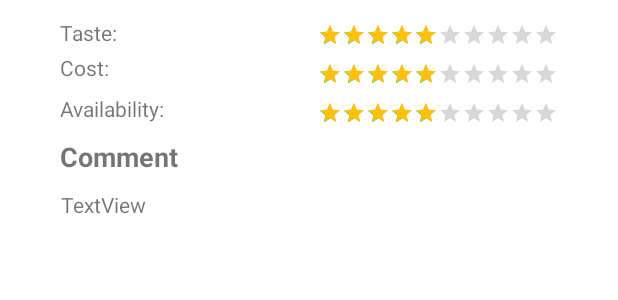
After one commit to xqndi/Team_01, an Android app: the layout comment_row.xml on its own in the app's theme, with its tools: preview values and no code run, on a phone screen of 412 x 824 dp. The commit adds this screen. Shown: the top 300 px of the screen. Run offline under Robolectric (Android 15) with nearby library versions, the phone set to English and light mode, and no system bars.

Commit message:
COFFEE-014 Comment view [JT,SL]

```diff
--- /dev/null
+++ b/app/src/main/res/layout/comment_row.xml
@@ -0,0 +1,112 @@
+<?xml version="1.0" encoding="utf-8"?>
+<androidx.constraintlayout.widget.ConstraintLayout xmlns:android="http://schemas.android.com/apk/res/android"
+    xmlns:app="http://schemas.android.com/apk/res-auto"
+    xmlns:tools="http://schemas.android.com/tools"
+    android:layout_width="match_parent"
+    android:layout_height="match_parent"
+    android:background="#FFFFFF">
+
+
+    <TextView
+        android:id="@+id/textView5"
+        android:layout_width="wrap_content"
+        android:layout_height="wrap_content"
+        android:layout_marginStart="40dp"
+        android:layout_marginTop="92dp"
+        android:text="@string/comment"
+        android:textSize="18sp"
+        android:textStyle="bold"
+        app:layout_constraintStart_toStartOf="parent"
+        app:layout_constraintTop_toTopOf="parent" />
+
+    <RatingBar
+        android:id="@+id/comment_taste"
+        style="@android:style/Widget.DeviceDefault.Light.RatingBar.Small"
+        android:layout_width="wrap_content"
+        android:layout_height="16dp"
+        android:layout_marginTop="15dp"
+        android:layout_marginEnd="40dp"
+        android:clickable="false"
+        android:numStars="10"
+        android:progressTint="@color/golden"
+        android:rating="5"
+        android:stepSize="0.5"
+        app:layout_constraintEnd_toEndOf="parent"
+        app:layout_constraintTop_toTopOf="parent" />
+
+    <RatingBar
+        android:id="@+id/comment_cost"
+        style="@style/Widget.AppCompat.RatingBar.Small"
+        android:layout_width="wrap_content"
+        android:layout_height="wrap_content"
+        android:layout_marginTop="10dp"
+        android:layout_marginEnd="40dp"
+        android:clickable="false"
+        android:numStars="10"
+        android:progressTint="@color/golden"
+        android:rating="5"
+        android:stepSize="0.5"
+        app:layout_constraintEnd_toEndOf="parent"
+        app:layout_constraintTop_toBottomOf="@+id/comment_taste" />
+
+    <RatingBar
+        android:id="@+id/comment_availability"
+        style="@style/Widget.AppCompat.RatingBar.Small"
+        android:layout_width="wrap_content"
+        android:layout_height="wrap_content"
+        android:layout_marginTop="10dp"
+        android:layout_marginEnd="40dp"
+        android:clickable="false"
+        android:numStars="10"
+        android:progressTint="@color/golden"
+        android:rating="5"
+        android:stepSize="0.5"
+        app:layout_constraintEnd_toEndOf="parent"
+        app:layout_constraintTop_toBottomOf="@+id/comment_cost" />
+
+    <TextView
+        android:id="@+id/textView"
+        android:layout_width="wrap_content"
+        android:layout_height="wrap_content"
+        android:layout_marginStart="40dp"
+        android:layout_marginTop="12dp"
+        android:text="@string/taste"
+        android:textAppearance="@style/TextAppearance.AppCompat.Small"
+        app:layout_constraintStart_toStartOf="parent"
+        app:layout_constraintTop_toTopOf="parent" />
+
+    <TextView
+        android:id="@+id/textView2"
+        android:layout_width="wrap_content"
+        android:layout_height="wrap_content"
+        android:layout_marginStart="40dp"
+        android:layout_marginTop="4dp"
+        android:text="@string/cost"
+        android:textAppearance="@style/TextAppearance.AppCompat.Small"
+        app:layout_constraintStart_toStartOf="parent"
+        app:layout_constraintTop_toBottomOf="@+id/textView" />
+
+    <TextView
+        android:id="@+id/textView3"
+        android:layout_width="wrap_content"
+        android:layout_height="wrap_content"
+        android:layout_marginStart="40dp"
+        android:layout_marginTop="8dp"
+        android:text="@string/availability"
+        android:textAppearance="@style/TextAppearance.AppCompat.Small"
+        app:layout_constraintStart_toStartOf="parent"
+        app:layout_constraintTop_toBottomOf="@+id/textView2" />
+
+    <TextView
+        android:id="@+id/comment_comment"
+        android:layout_width="331dp"
+        android:layout_height="58dp"
+        android:layout_marginStart="40dp"
+        android:layout_marginTop="10dp"
+        android:layout_marginEnd="40dp"
+        android:text="TextView"
+        app:layout_constraintEnd_toEndOf="parent"
+        app:layout_constraintStart_toStartOf="parent"
+        app:layout_constraintTop_toBottomOf="@+id/textView5" />
+
+</androidx.constraintlayout.widget.ConstraintLayout>
--- a/app/src/main/res/layout/fragment_details.xml
+++ b/app/src/main/res/layout/fragment_details.xml
@@ -441,12 +441,12 @@
             </TableLayout>
 
             <Button
-                android:id="@+id/btn_reviews"
+                android:id="@+id/btn_comments"
                 android:layout_width="wrap_content"
                 android:layout_height="match_parent"
                 android:layout_gravity="center"
                 android:layout_marginBottom="15dp"
-                android:text="@string/reviews_btn" />
+                android:text="@string/comments" />
         </LinearLayout>
     </ScrollView>
 </FrameLayout>
--- a/app/src/main/res/navigation/mobile_navigation.xml
+++ b/app/src/main/res/navigation/mobile_navigation.xml
@@ -45,5 +45,9 @@
             app:argType="integer"
             android:defaultValue="-1"/>
     </fragment>
+    <fragment
+        android:id="@+id/commentFragment"
+        android:name="at.tu.graz.coffee.ui.comment.CommentFragment"
+        android:label="CommentFragment" />
 
 </navigation>
--- a/app/src/main/res/values/strings.xml
+++ b/app/src/main/res/values/strings.xml
@@ -32,5 +32,8 @@
     <string name="strength">Strength:</string>
     <string name="additional_information">Additional information:</string>
     <string name="reviews_btn">Reviews</string>
-
+    <string name="comment">Comment</string>
+    <string name="comments">Comments</string>
+    <string name="submit">Submit</string>
+    <string name="comment_hint">Please write your comment here.</string>
 </resources>
```
Also changed, not shown: app/src/main/java/at/tu/graz/coffee/ui/coffee_detail/CoffeeDetailFragment.kt (+8 -0 lines), app/src/main/java/at/tu/graz/coffee/ui/coffee_detail/CoffeeDetailFragmentDirections.kt (added, +23 -0 lines), app/src/main/java/at/tu/graz/coffee/ui/comment/CommentAdapter.kt (added, +50 -0 lines), app/src/main/java/at/tu/graz/coffee/ui/comment/CommentFragment.kt (added, +49 -0 lines), app/src/main/java/at/tu/graz/coffee/ui/comment/CommentViewModel.kt (added, +11 -0 lines), app/src/main/res/layout/fragment_comment.xml (added, +47 -0 lines).
